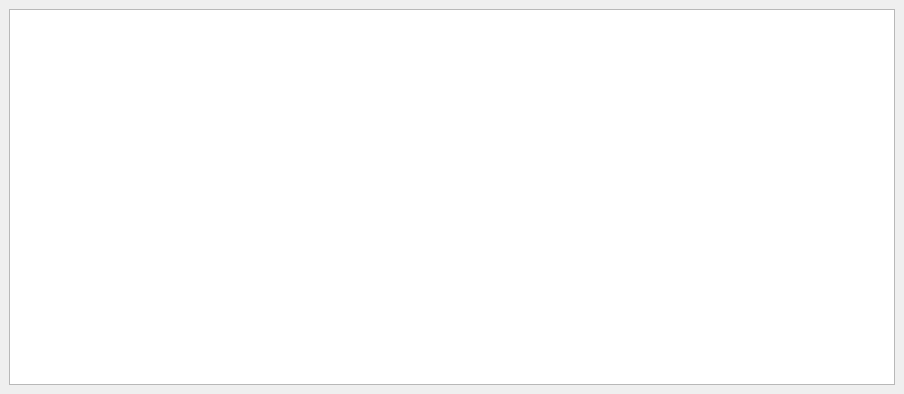
First picture: the form in core/ui/shared/audit_manager.ui, repository Giswater/giswater_qgis_plugin, before the edit.
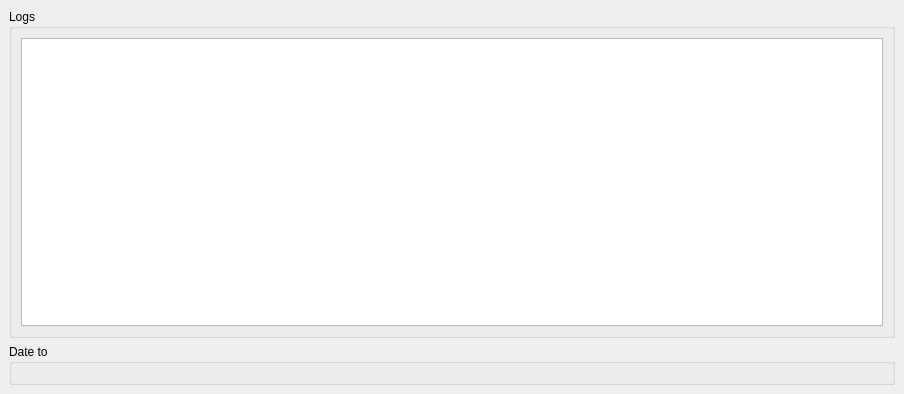
Second picture: the form after the edit.

Commit message: style: add widgets and redistribuite layouts

```diff
--- a/core/ui/shared/audit_manager.ui
+++ b/core/ui/shared/audit_manager.ui
@@ -16,15 +16,39 @@
   <widget class="QWidget" name="centralwidget">
    <layout class="QGridLayout" name="gridLayout">
     <item row="0" column="0">
-     <layout class="QGridLayout" name="lyt_audit_manager_1">
+     <widget class="QGroupBox" name="groupBox">
+      <property name="title">
+       <string>Logs</string>
+      </property>
+      <layout class="QGridLayout" name="gridLayout_2">
+       <item row="1" column="0">
+        <layout class="QGridLayout" name="lyt_audit_manager_1"/>
+       </item>
       <item row="0" column="0">
        <widget class="QTableView" name="tbl_audit"/>
       </item>
      </layout>
+     </widget>
     </item>
     <item row="1" column="0">
      <layout class="QGridLayout" name="lyt_buttons"/>
     </item>
+    <item row="1" column="0">
+     <widget class="QGroupBox" name="groupBox_2">
+      <property name="title">
+       <string>Date to</string>
+      </property>
+      <layout class="QGridLayout" name="gridLayout_4">
+       <item row="0" column="0">
+        <layout class="QGridLayout" name="lyt_audit_manager_2">
+         <property name="topMargin">
+          <number>0</number>
+         </property>
+        </layout>
+       </item>
+      </layout>
+     </widget>
+    </item>
    </layout>
   </widget>
  </widget>
```
Left out of the diff: 2 changed lines with no effect on the pictures. Lines whose indentation alone changed are shown as unchanged.
